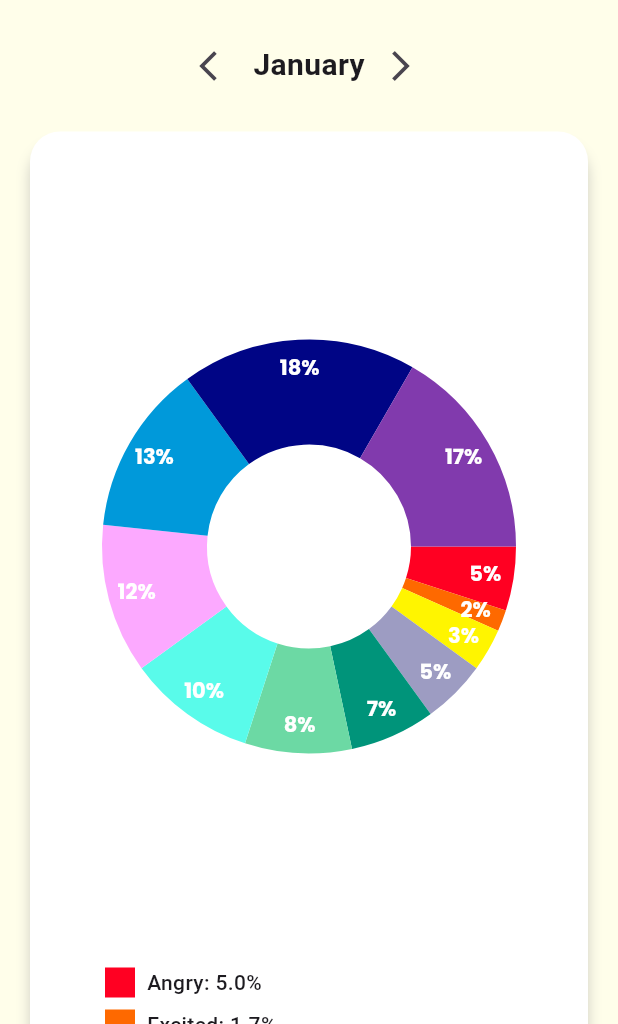
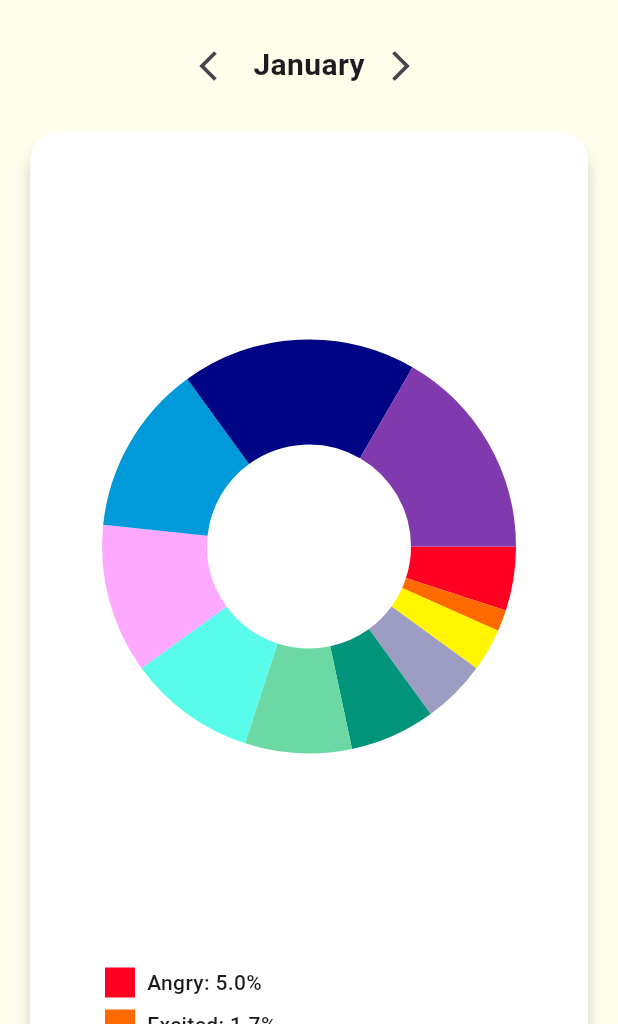
Before and after one commit to ARNE-08/Mood-Palette, a Flutter app: the screen it shows after launch, on a phone screen of 412 x 824 dp, the part 212-1236 px from its top. Run offline on Flutter 3.47's test engine with Material 3 defaults, Android fonts, the phone set to English and light mode, and no system bars; drawn by our look-alikes of pie_chart; our stand-ins replace google_fonts.

Commit message:
[EDIT] add const

```diff
--- a/mood_palette/lib/screen/statistic/stat.dart
+++ b/mood_palette/lib/screen/statistic/stat.dart
@@ -61,27 +61,27 @@ class _StatPageState extends State<StatPage> {
     ];
 
     return Scaffold(
-      backgroundColor: Color.fromRGBO(255, 254, 234, 1),
+      backgroundColor: const Color.fromRGBO(255, 254, 234, 1),
       body: SingleChildScrollView(
         child: Column(
           children: [
-            SizedBox(height: 90),
+             const SizedBox(height: 90),
             Row(
               mainAxisAlignment: MainAxisAlignment.center,
               children: [
                 Text(
                   'MoodPalette',
                   style: GoogleFonts.singleDay(
-                    textStyle: TextStyle(
+                    textStyle: const TextStyle(
                       fontSize: 36,
                     ),
                   ),
                 ),
-                SizedBox(width: 8),
-                Icon(Icons.calendar_today),
+                const SizedBox(width: 8),
+                const Icon(Icons.calendar_today),
               ],
             ),
-            SizedBox(height: 20),
+            const SizedBox(height: 20),
             Row(
               mainAxisAlignment: MainAxisAlignment.center,
               children: [
@@ -92,11 +92,11 @@ class _StatPageState extends State<StatPage> {
                           (currentMonthIndex - 1) % months.length;
                     });
                   },
-                  icon: Icon(Icons.arrow_back_ios),
+                  icon: const Icon(Icons.arrow_back_ios),
                 ),
                 Text(
                   months[currentMonthIndex],
-                  style: TextStyle(fontSize: 20, fontWeight: FontWeight.bold),
+                  style: const TextStyle(fontSize: 20, fontWeight: FontWeight.bold),
                 ),
                 IconButton(
                   onPressed: () {
@@ -105,15 +105,15 @@ class _StatPageState extends State<StatPage> {
                           (currentMonthIndex + 1) % months.length;
                     });
                   },
-                  icon: Icon(Icons.arrow_forward_ios),
+                  icon: const Icon(Icons.arrow_forward_ios),
                 ),
               ],
             ),
-            SizedBox(height: 20),
+            const SizedBox(height: 20),
             Padding(
               padding: const EdgeInsets.symmetric(horizontal: 20),
               child: Container(
-                padding: EdgeInsets.symmetric(
+                padding: const EdgeInsets.symmetric(
                     horizontal: 20, vertical: 0), // Adjust padding here
                 decoration: BoxDecoration(
                   color: Colors.white,
@@ -123,7 +123,7 @@ class _StatPageState extends State<StatPage> {
                       color: Colors.grey.withOpacity(0.5),
                       blurRadius: 7,
                       spreadRadius: 0,
-                      offset: Offset(0, 10),
+                      offset: const Offset(0, 10),
                     ),
                   ],
                 ),
@@ -133,7 +133,7 @@ class _StatPageState extends State<StatPage> {
                       aspectRatio: 0.6,
                       child: PieChart(
                         dataMap: normalizedDataMap,
-                        animationDuration: Duration(milliseconds: 800),
+                        animationDuration: const Duration(milliseconds: 800),
                         chartLegendSpacing: 10,
                         chartRadius: MediaQuery.of(context).size.width / 2,
                         colorList: colorList,
@@ -141,7 +141,7 @@ class _StatPageState extends State<StatPage> {
                         chartType: ChartType.ring,
                         ringStrokeWidth: 70,
                         chartValuesOptions: ChartValuesOptions(
-                          showChartValues: true,
+                          showChartValues: false,
                           showChartValuesInPercentage: true,
                           showChartValueBackground: false,
                           showChartValuesOutside: true,
@@ -183,10 +183,10 @@ class _StatPageState extends State<StatPage> {
                                           .toList()
                                           .indexOf(entry.key)],
                                     ),
-                                    SizedBox(width: 8),
+                                    const SizedBox(width: 8),
                                     Text(
                                       '${entry.key}: ${entry.value.toStringAsFixed(1)}%',
-                                      style: TextStyle(
+                                      style: const TextStyle(
                                         fontSize: 14,
                                         fontWeight: FontWeight.w500,
                                       ),
```
